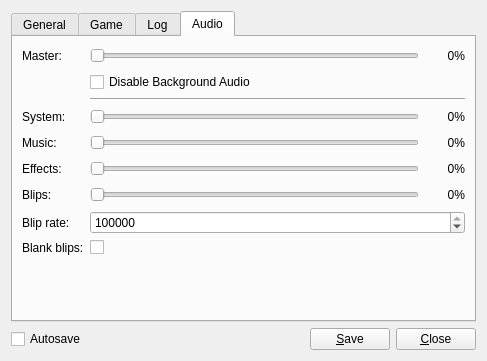
Above: res/ui/config_panel.ui from lambdcalculus/AO2-Client before the change. Below: the same form after it.
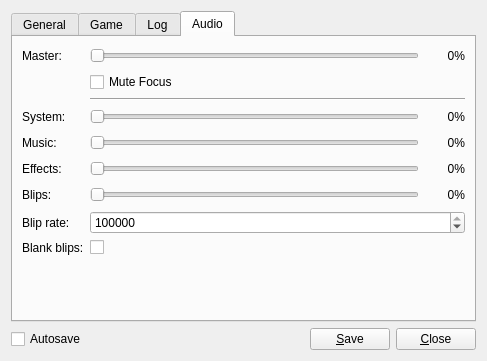
That is the form after the change. The open tabs and pages were chosen to show the change.

Commit message:
Renamed `Disable Background Audio` to `Mute Focus`
* Added clarification to the tooltip of the aforementioned check box.

What changed in the file:
```diff
--- a/res/ui/config_panel.ui
+++ b/res/ui/config_panel.ui
@@ -492,7 +492,7 @@
           <string>Allow the program to temporarily disable sounds when out of focus.</string>
          </property>
          <property name="text">
-          <string>Disable Background Audio</string>
+          <string>Mute Focus</string>
          </property>
         </widget>
        </item>
@@ -743,6 +743,9 @@
        </item>
        <item row="9" column="1">
         <spacer name="verticalSpacer_3">
+         <property name="orientation">
+          <enum>Qt::Vertical</enum>
+         </property>
          <property name="sizeHint" stdset="0">
           <size>
            <width>20</width>
```
Left out of the diff: 13 changed lines with no effect on the pictures.
